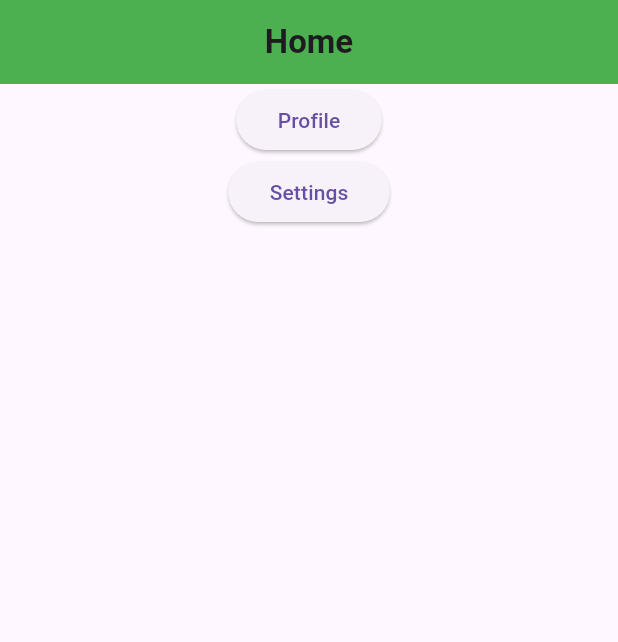
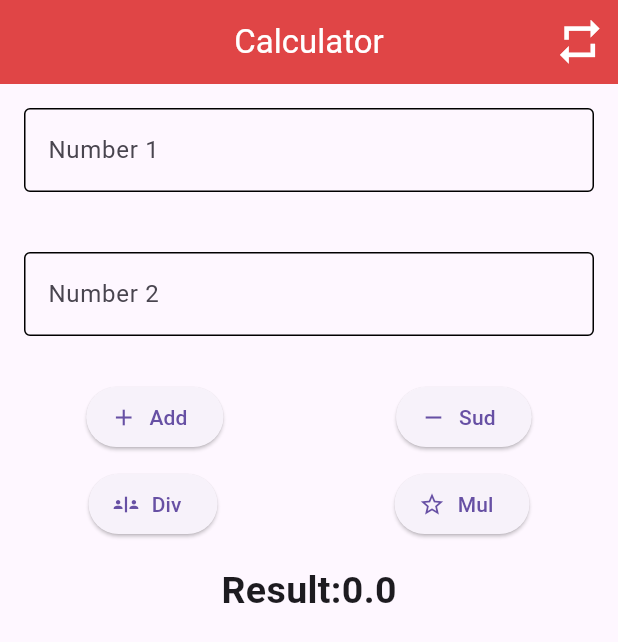
Before and after one commit to shakhawatshu/ostad_project, a Flutter app: the screen it shows after launch, on a phone screen of 412 x 824 dp. Shown: the top 642 px of the screen. Run offline on Flutter 3.47's test engine with Material 3 defaults, Android fonts, the phone set to English and light mode, and no system bars; our stand-ins replace device_preview.

Commit message:
calculator project

```diff
--- /dev/null
+++ b/lib/home_screen.dart
@@ -0,0 +1,138 @@
+import 'package:flutter/material.dart';
+
+class HomeScreen extends StatefulWidget {
+  const HomeScreen({super.key});
+
+  @override
+  State<HomeScreen> createState() => _HomeScreenState();
+}
+
+  final TextEditingController _numberOneTEController = TextEditingController();
+  final TextEditingController _numberTwoTEController = TextEditingController();
+  double _result =0.0;
+
+class _HomeScreenState extends State<HomeScreen> {
+  @override
+  Widget build(BuildContext context) {
+    return Scaffold(
+      appBar: AppBar(
+        title: const Text('Calculator'),
+        actions: [
+          IconButton(onPressed: (){
+            _numberTwoTEController.clear();
+            _numberOneTEController.clear();
+          }, icon: const Icon(Icons.repeat_outlined),iconSize: 35,),
+        ],
+      ),
+      body: Column(
+        children: [
+          Padding(
+            padding: const EdgeInsets.all(16.0),
+            child: TextField(
+              controller: _numberOneTEController,
+              decoration: const InputDecoration(
+                hintText: 'Number 1',
+              ),
+              keyboardType: TextInputType.number,
+            ),
+          ),
+          const SizedBox(
+            height: 8,
+          ),
+          Padding(
+            padding: const EdgeInsets.all(16.0),
+            child: TextField(
+              controller: _numberTwoTEController,
+              decoration: const InputDecoration(
+                hintText: 'Number 2',
+              ),
+              keyboardType: TextInputType.number,
+            ),
+          ),
+          const SizedBox(
+            height: 14,
+          ),
+
+          Row(
+            mainAxisAlignment: MainAxisAlignment.spaceAround,
+            children: [
+              ElevatedButton.icon(onPressed: (){
+                _add();
+              }, icon: const Icon(Icons.add),label: const Text('Add'),),
+              ElevatedButton.icon(onPressed: (){
+                _sud();
+              }, icon: const Icon(Icons.remove),label: const Text('Sud'),),
+            ],
+          ),
+          const SizedBox(
+            height: 10,
+          ),
+
+          Row(
+            mainAxisAlignment: MainAxisAlignment.spaceAround,
+            children: [
+              ElevatedButton.icon(onPressed: (){
+                _div();
+              }, icon: const Icon(Icons.safety_divider),label: const Text('Div'),),
+              ElevatedButton.icon(onPressed: (){
+                _mul();
+              }, icon: const Icon(Icons.star_outline),label: const Text('Mul'),),
+            ],
+          ),
+          const SizedBox(
+            height: 16,
+          ),
+          Text('Result:$_result',style: const TextStyle(fontWeight: FontWeight.bold, fontSize: 25),),
+        ],
+      ),
+    );
+  }
+
+  void _add(){
+    double numOne= double.tryParse(_numberOneTEController.text) ?? 00;
+    double numTwo= double.tryParse(_numberTwoTEController.text) ?? 00;
+
+    _result = numOne+numTwo;
+    setState(() {
+
+    });
+}
+
+  void _sud(){
+    double numOne= double.tryParse(_numberOneTEController.text) ?? 00;
+    double numTwo= double.tryParse(_numberTwoTEController.text) ?? 00;
+
+    _result = numOne-numTwo;
+    setState(() {
+
+    });
+  }
+
+  void _div(){
+    double numOne= double.tryParse(_numberOneTEController.text) ?? 00;
+    double numTwo= double.tryParse(_numberTwoTEController.text) ?? 00;
+
+    _result = numOne/numTwo;
+    setState(() {
+
+    });
+  }
+
+  void _mul(){
+    double numOne= double.tryParse(_numberOneTEController.text) ?? 00;
+    double numTwo= double.tryParse(_numberTwoTEController.text) ?? 00;
+
+    _result = numOne*numTwo;
+    setState(() {
+
+    });
+  }
+@override
+  void dispose() {
+    _numberTwoTEController.dispose();
+    _numberOneTEController.dispose();
+    _numberOneTEController.clear();
+    _numberTwoTEController.clear();
+    super.dispose();
+  }
+}
--- a/lib/main.dart
+++ b/lib/main.dart
@@ -1,52 +1,40 @@
 import 'package:flutter/material.dart';
-import 'package:ostad_project/homescreen.dart';
-import 'package:ostad_project/profilescreen.dart';
-import 'package:ostad_project/settingsscreen.dart';
-
+import 'package:ostad_project/home_screen.dart';
+import 'package:device_preview/device_preview.dart';
 void main(){
-  runApp(const MyApp());
+  runApp(
+      DevicePreview(
+          enabled: true,
+          builder: (context) => const CalculatorApp()));
 }
 
-class MyApp extends StatefulWidget {
-  const MyApp({super.key});
+class CalculatorApp extends StatelessWidget {
+  const CalculatorApp({super.key});
 
-  @override
-  State<MyApp> createState() => _MyAppState();
-}
-
-class _MyAppState extends State<MyApp> {
   @override
   Widget build(BuildContext context) {
     return MaterialApp(
-      initialRoute: HomeScreen.routeName,
-      onGenerateRoute: _generateroute,
+      locale: DevicePreview.locale(context),
+      builder: DevicePreview.appBuilder,
+      debugShowCheckedModeBanner: false,
+      theme: ThemeData(
+        appBarTheme: const AppBarTheme(
+          backgroundColor: Colors.red,
+          elevation: 70,
+          foregroundColor: Colors.white,
+          centerTitle: true,
+        ),
+        inputDecorationTheme: const InputDecorationTheme(
+          border: OutlineInputBorder(),
+          enabledBorder: OutlineInputBorder(borderSide: BorderSide(color: Colors.black)),
+          focusedBorder: OutlineInputBorder(borderSide: BorderSide(color: Colors.blue)),
+          errorBorder: OutlineInputBorder(borderSide: BorderSide(color: Colors.red)),
+
+        ),
+
+      ),
+
+      home: const HomeScreen(),
     );
   }
-
-  MaterialPageRoute? _generateroute(RouteSettings settings){
-    Widget? widget;
-    //widget define here
-    switch(settings.name){
-      case HomeScreen.routeName:
-        widget = const HomeScreen();
-        break;
-
-      case ProfileScreen.routeName:
-        String username = settings.arguments as String;
-        widget = ProfileScreen(userName:username);
-        break;
-
-      case SettingsScreen.routeName:
-        widget= const SettingsScreen();
-    }
-    // widget route build here
-    if(widget != null){
-      return MaterialPageRoute(builder: (context)=> widget!);
-    }else{
-      return null;
-    }
-
-  }
-
-
 }
--- a/pubspec.yaml
+++ b/pubspec.yaml
@@ -28,6 +28,7 @@ environment:
 # the latest version available on pub.dev. To see which dependencies have newer
 # versions available, run `flutter pub outdated`.
 dependencies:
+  device_preview: ^1.1.0
   flutter:
     sdk: flutter
 
```
Also changed, not shown: pubspec.lock, 1 other file.
